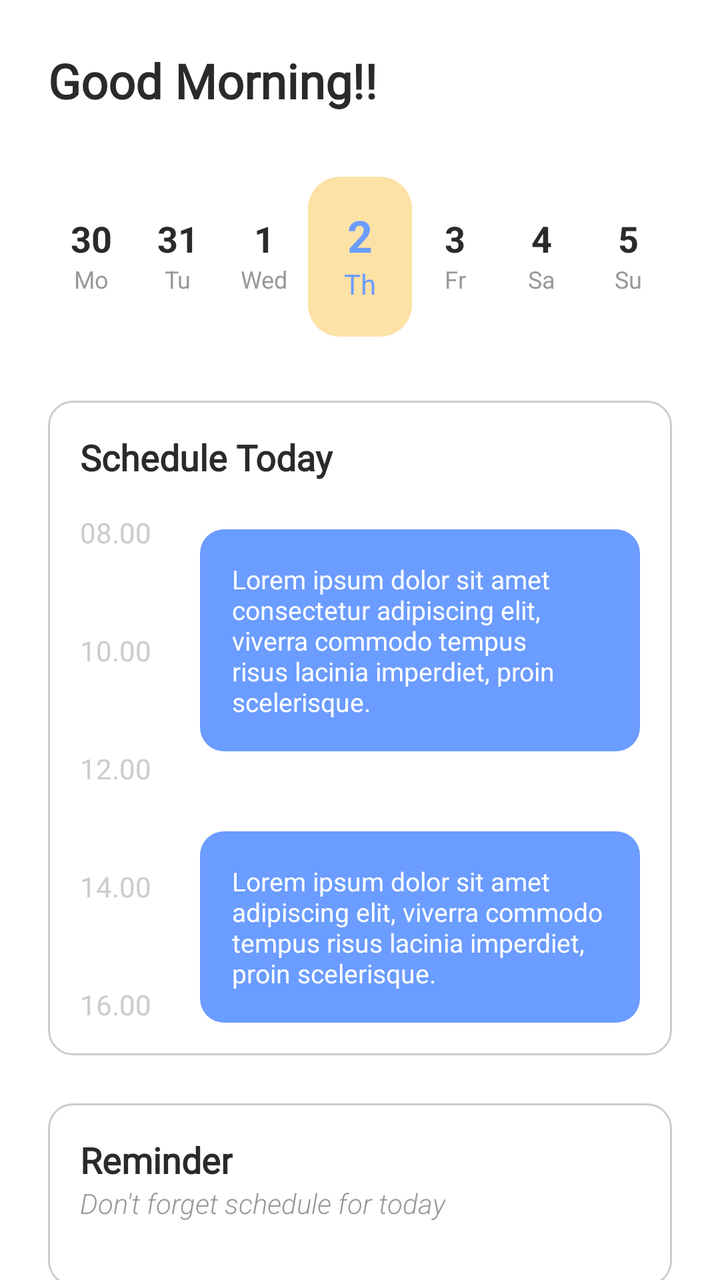
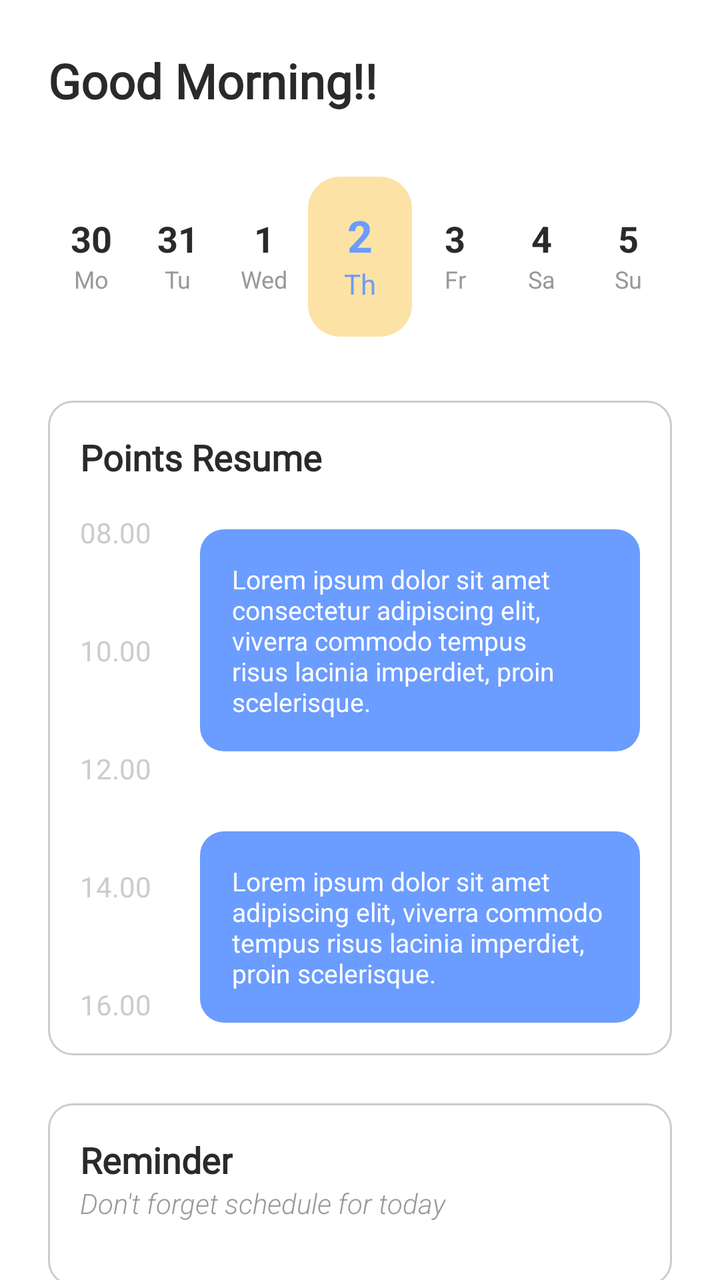

Screens rendered from an Android XML layout before and after an edit, with the pre-edit source and the edit as a unified diff.
<!-- AndroidManifest.xml: application theme Theme.ClendApp -->
<!-- res/layout/fragment_home.xml -->
<?xml version="1.0" encoding="utf-8"?>
<androidx.core.widget.NestedScrollView xmlns:android="http://schemas.android.com/apk/res/android"
    xmlns:app="http://schemas.android.com/apk/res-auto"
    android:layout_width="match_parent"
    android:layout_height="match_parent"
    android:background="#FFFFFF">

    <LinearLayout
        android:layout_width="match_parent"
        android:layout_height="wrap_content"
        android:orientation="vertical"
        android:padding="24dp">

        <TextView
            android:id="@+id/tv_greeting"
            android:layout_width="wrap_content"
            android:layout_height="wrap_content"
            android:text="Good Morning!!"
            android:textColor="#2A2A2A"
            android:fontFamily="@font/hey_comic"
            android:textSize="24sp"
            android:textStyle="bold"
            android:layout_marginBottom="32dp" />

        
        <LinearLayout
            android:id="@+id/calendar_row"
            android:layout_width="match_parent"
            android:layout_height="wrap_content"
            android:orientation="horizontal"
            android:gravity="center"
            android:baselineAligned="false"
            android:layout_marginBottom="32dp">

            
            <LinearLayout
                android:layout_width="0dp"
                android:layout_height="wrap_content"
                android:layout_weight="1"
                android:gravity="center"
                android:orientation="vertical">
                <TextView android:layout_width="wrap_content" android:layout_height="wrap_content" android:text="30" android:textSize="18sp" android:textStyle="bold" android:textColor="#2A2A2A"/>
                <TextView android:layout_width="wrap_content" android:layout_height="wrap_content" android:text="Mo" android:textSize="12sp" android:textColor="#999999"/>
                <LinearLayout android:id="@+id/dots_1" android:layout_width="wrap_content" android:layout_height="wrap_content" android:orientation="horizontal" android:layout_marginTop="2dp" android:gravity="center"/>
            </LinearLayout>

            <LinearLayout
                android:layout_width="0dp"
                android:layout_height="wrap_content"
                android:layout_weight="1"
                android:gravity="center"
                android:orientation="vertical">
                <TextView android:layout_width="wrap_content" android:layout_height="wrap_content" android:text="31" android:textSize="18sp" android:textStyle="bold" android:textColor="#2A2A2A"/>
                <TextView android:layout_width="wrap_content" android:layout_height="wrap_content" android:text="Tu" android:textSize="12sp" android:textColor="#999999"/>
                <LinearLayout android:id="@+id/dots_2" android:layout_width="wrap_content" android:layout_height="wrap_content" android:orientation="horizontal" android:layout_marginTop="2dp" android:gravity="center"/>
            </LinearLayout>

            <LinearLayout
                android:layout_width="0dp"
                android:layout_height="wrap_content"
                android:layout_weight="1"
                android:gravity="center"
                android:orientation="vertical">
                <TextView android:layout_width="wrap_content" android:layout_height="wrap_content" android:text="1" android:textSize="18sp" android:textStyle="bold" android:textColor="#2A2A2A"/>
                <TextView android:layout_width="wrap_content" android:layout_height="wrap_content" android:text="Wed" android:textSize="12sp" android:textColor="#999999"/>
                <LinearLayout android:id="@+id/dots_3" android:layout_width="wrap_content" android:layout_height="wrap_content" android:orientation="horizontal" android:layout_marginTop="2dp" android:gravity="center"/>
            </LinearLayout>

            <LinearLayout
                android:layout_width="0dp"
                android:layout_height="80dp"
                android:layout_weight="1.2"
                android:gravity="center"
                android:background="@drawable/bg_day_active"
                android:orientation="vertical">
                <TextView android:layout_width="wrap_content" android:layout_height="wrap_content" android:text="2" android:textSize="22sp" android:textStyle="bold" android:textColor="#6B9CFF"/>
                <TextView android:layout_width="wrap_content" android:layout_height="wrap_content" android:text="Th" android:textSize="14sp" android:textColor="#6B9CFF"/>
                <LinearLayout android:id="@+id/dots_4" android:layout_width="wrap_content" android:layout_height="wrap_content" android:orientation="horizontal" android:layout_marginTop="2dp" android:gravity="center"/>
            </LinearLayout>

            <LinearLayout
                android:layout_width="0dp"
                android:layout_height="wrap_content"
                android:layout_weight="1"
                android:gravity="center"
                android:orientation="vertical">
                <TextView android:layout_width="wrap_content" android:layout_height="wrap_content" android:text="3" android:textSize="18sp" android:textStyle="bold" android:textColor="#2A2A2A"/>
                <TextView android:layout_width="wrap_content" android:layout_height="wrap_content" android:text="Fr" android:textSize="12sp" android:textColor="#999999"/>
                <LinearLayout android:id="@+id/dots_5" android:layout_width="wrap_content" android:layout_height="wrap_content" android:orientation="horizontal" android:layout_marginTop="2dp" android:gravity="center"/>
            </LinearLayout>

            <LinearLayout
                android:layout_width="0dp"
                android:layout_height="wrap_content"
                android:layout_weight="1"
                android:gravity="center"
                android:orientation="vertical">
                <TextView android:layout_width="wrap_content" android:layout_height="wrap_content" android:text="4" android:textSize="18sp" android:textStyle="bold" android:textColor="#2A2A2A"/>
                <TextView android:layout_width="wrap_content" android:layout_height="wrap_content" android:text="Sa" android:textSize="12sp" android:textColor="#999999"/>
                <LinearLayout android:id="@+id/dots_6" android:layout_width="wrap_content" android:layout_height="wrap_content" android:orientation="horizontal" android:layout_marginTop="2dp" android:gravity="center"/>
            </LinearLayout>

            <LinearLayout
                android:layout_width="0dp"
                android:layout_height="wrap_content"
                android:layout_weight="1"
                android:gravity="center"
                android:orientation="vertical">
                <TextView android:layout_width="wrap_content" android:layout_height="wrap_content" android:text="5" android:textSize="18sp" android:textStyle="bold" android:textColor="#2A2A2A"/>
                <TextView android:layout_width="wrap_content" android:layout_height="wrap_content" android:text="Su" android:textSize="12sp" android:textColor="#999999"/>
                <LinearLayout android:id="@+id/dots_7" android:layout_width="wrap_content" android:layout_height="wrap_content" android:orientation="horizontal" android:layout_marginTop="2dp" android:gravity="center"/>
            </LinearLayout>

        </LinearLayout>

        
        <LinearLayout
            android:layout_width="match_parent"
            android:layout_height="wrap_content"
            android:background="@drawable/bg_section_outline"
            android:orientation="vertical"
            android:padding="16dp"
            android:layout_marginBottom="24dp">

            <TextView
                android:layout_width="wrap_content"
                android:layout_height="wrap_content"
                android:text="Schedule Today"
                android:fontFamily="@font/hey_comic"
                android:textColor="#2A2A2A"
                android:textSize="18sp"
                android:textStyle="bold"
                android:layout_marginBottom="16dp" />

            <RelativeLayout
                android:layout_width="match_parent"
                android:layout_height="wrap_content">

                
                <LinearLayout
                    android:layout_width="wrap_content"
                    android:layout_height="wrap_content"
                    android:orientation="vertical">
                    <TextView android:layout_width="wrap_content" android:layout_height="wrap_content" android:text="08.00" android:textColor="#CCCCCC" android:textSize="14sp" android:layout_marginBottom="40dp"/>
                    <TextView android:layout_width="wrap_content" android:layout_height="wrap_content" android:text="10.00" android:textColor="#CCCCCC" android:textSize="14sp" android:layout_marginBottom="40dp"/>
                    <TextView android:layout_width="wrap_content" android:layout_height="wrap_content" android:text="12.00" android:textColor="#CCCCCC" android:textSize="14sp" android:layout_marginBottom="40dp"/>
                    <TextView android:layout_width="wrap_content" android:layout_height="wrap_content" android:text="14.00" android:textColor="#CCCCCC" android:textSize="14sp" android:layout_marginBottom="40dp"/>
                    <TextView android:layout_width="wrap_content" android:layout_height="wrap_content" android:text="16.00" android:textColor="#CCCCCC" android:textSize="14sp" />
                </LinearLayout>

                
                <LinearLayout
                    android:layout_width="match_parent"
                    android:layout_height="wrap_content"
                    android:layout_marginStart="60dp"
                    android:orientation="vertical">

                    <TextView
                        android:layout_width="match_parent"
                        android:layout_height="wrap_content"
                        android:background="@drawable/bg_blue_card"
                        android:padding="16dp"
                        android:text="Lorem ipsum dolor sit amet consectetur adipiscing elit, viverra commodo tempus risus lacinia imperdiet, proin scelerisque."
                        android:textColor="#FFFFFF"
                        android:textSize="13sp"
                        android:layout_marginTop="8dp"
                        android:layout_marginBottom="24dp"/>

                    <TextView
                        android:layout_width="match_parent"
                        android:layout_height="wrap_content"
                        android:background="@drawable/bg_blue_card"
                        android:padding="16dp"
                        android:text="Lorem ipsum dolor sit amet adipiscing elit, viverra commodo tempus risus lacinia imperdiet, proin scelerisque."
                        android:textColor="#FFFFFF"
                        android:textSize="13sp"
                        android:layout_marginTop="16dp"/>

                </LinearLayout>

            </RelativeLayout>

        </LinearLayout>

        
        <LinearLayout
            android:layout_width="match_parent"
            android:layout_height="wrap_content"
            android:background="@drawable/bg_section_outline"
            android:orientation="vertical"
            android:padding="16dp">

            <TextView
                android:layout_width="wrap_content"
                android:layout_height="wrap_content"
                android:text="Reminder"
                android:fontFamily="@font/hey_comic"
                android:textColor="#2A2A2A"
                android:textSize="18sp"
                android:textStyle="bold" />

            <TextView
                android:id="@+id/tv_reminder_subtitle"
                android:layout_width="wrap_content"
                android:layout_height="wrap_content"
                android:text="Don\'t forget schedule for today"
                android:textColor="#999999"
                android:textSize="14sp"
                android:fontFamily="sans-serif-light"
                android:textStyle="italic"
                android:layout_marginBottom="16dp" />

            <androidx.recyclerview.widget.RecyclerView
                android:id="@+id/rv_reminders"
                android:layout_width="match_parent"
                android:layout_height="wrap_content"
                android:nestedScrollingEnabled="false" />

            <TextView
                android:id="@+id/tv_empty_reminders"
                android:layout_width="match_parent"
                android:layout_height="wrap_content"
                android:gravity="center"
                android:padding="16dp"
                android:text="No pending tasks for today"
                android:textColor="#999999"
                android:visibility="gone" />

        </LinearLayout>

    </LinearLayout>

</androidx.core.widget.NestedScrollView>
<!-- resources referenced by this layout -->
<resources>
  <!-- drawable bg_blue_card (drawable) -->
  <?xml version="1.0" encoding="utf-8"?>
  <shape xmlns:android="http://schemas.android.com/apk/res/android" android:shape="rectangle">
      <solid android:color="#6B9CFF" />
      <corners android:radius="12dp" />
  </shape>
  <!-- drawable bg_day_active (drawable) -->
  <?xml version="1.0" encoding="utf-8"?>
  <shape xmlns:android="http://schemas.android.com/apk/res/android" android:shape="rectangle">
      <solid android:color="#FDE2A6" />
      <corners android:radius="16dp" />
  </shape>
  <!-- drawable bg_section_outline (drawable) -->
  <?xml version="1.0" encoding="utf-8"?>
  <shape xmlns:android="http://schemas.android.com/apk/res/android">
      <stroke android:width="1dp" android:color="#CCCCCC" />
      <corners android:radius="12dp" />
      <solid android:color="@android:color/transparent" />
  </shape>
  <style name="Theme.ClendApp" parent="Base.Theme.ClendApp" />
  <style name="Base.Theme.ClendApp" parent="Theme.Material3.Light.NoActionBar">
          
          <item name="colorPrimary">#7C4DFF</item>
          <item name="colorOnPrimary">@color/white</item>
      </style>
  <color name="white">#FFFFFFFF</color>
</resources>

<!-- the commit's change to res/layout/fragment_home.xml (unified diff, before → after) -->
@@ -125,7 +125,7 @@
             <TextView
                 android:layout_width="wrap_content"
                 android:layout_height="wrap_content"
-                android:text="Schedule Today"
+                android:text="Points Resume"
                 android:fontFamily="@font/hey_comic"
                 android:textColor="#2A2A2A"
                 android:textSize="18sp"
